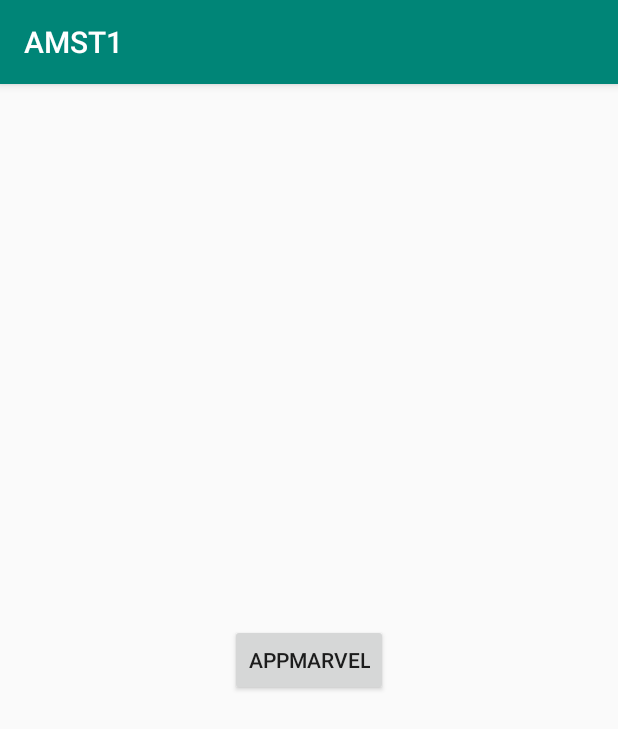
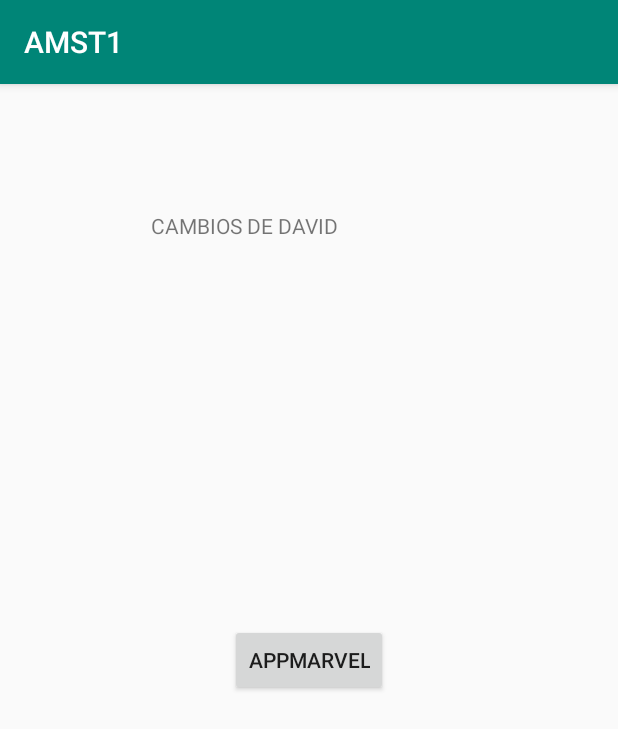
Before and after one commit to sofia604/PST_TA5_G1, an Android app: the screen it shows after launch (MainActivity), on a phone screen of 412 x 824 dp. Shown: the top 729 px of the screen. Run offline under Robolectric (Android 15) with nearby library versions, the phone set to English and light mode, and no system bars.

Commit message:
cambios a mi rama

```diff
--- a/app/src/main/res/layout/activity_main.xml
+++ b/app/src/main/res/layout/activity_main.xml
@@ -16,4 +16,16 @@
         app:layout_constraintStart_toStartOf="parent"
         app:layout_constraintTop_toTopOf="parent" />
 
+    <TextView
+        android:id="@+id/textView"
+        android:layout_width="129dp"
+        android:layout_height="71dp"
+        android:text="CAMBIOS DE DAVID"
+        app:layout_constraintBottom_toBottomOf="parent"
+        app:layout_constraintEnd_toEndOf="parent"
+        app:layout_constraintHorizontal_bias="0.355"
+        app:layout_constraintStart_toStartOf="parent"
+        app:layout_constraintTop_toTopOf="parent"
+        app:layout_constraintVertical_bias="0.122" />
+
 </androidx.constraintlayout.widget.ConstraintLayout>
```
